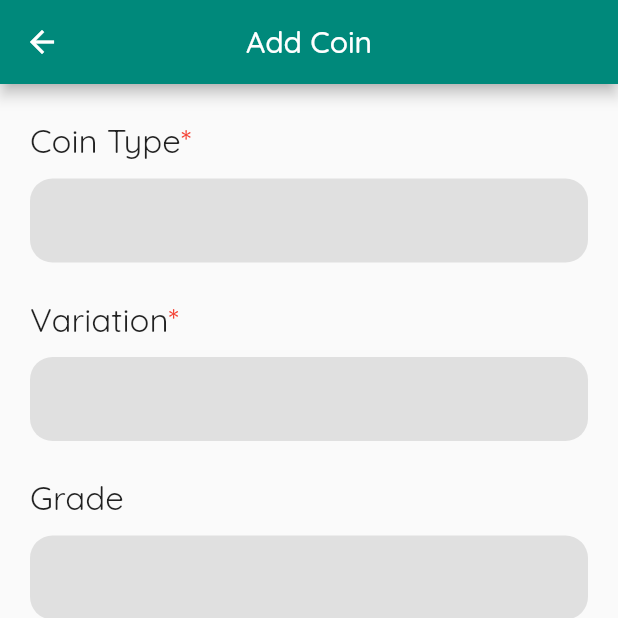
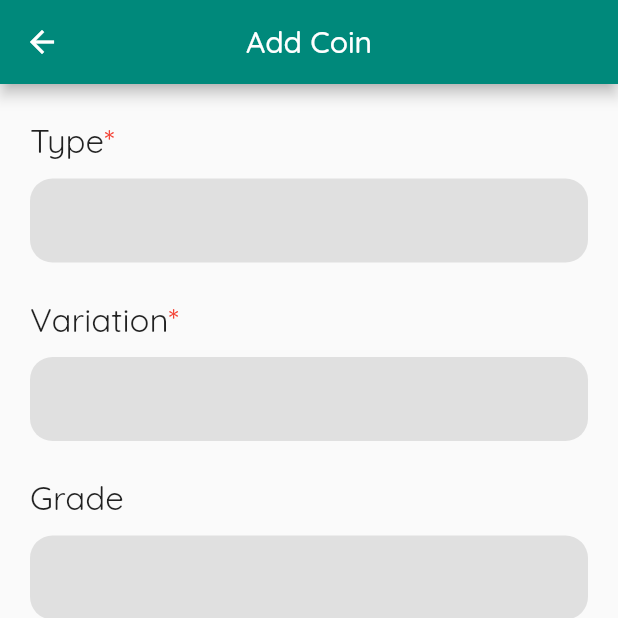
Before and after one commit to PScottZero/Numismatic, a Flutter app: the AddCoinView screen opened directly, after a tap on "Upload Images", on a phone screen of 412 x 824 dp, the top half of it. Run offline on Flutter 3.47's test engine with Material 2 defaults, Android fonts, the phone set to English and light mode, and no system bars; drawn by our look-alikes of flutter_typeahead; our stand-ins replace google_fonts, image_picker, pinch_zoom, shared_preferences, tuple; missing offline and left inert: flutter_keyboard_visibility_web, image_picker_for_web, shared_preferences_web, web_scraper; accounts and stored records are empty.

Commit message:
small changes

```diff
--- a/lib/components/image_selector.dart
+++ b/lib/components/image_selector.dart
@@ -5,7 +5,6 @@ import 'package:image_picker/image_picker.dart';
 import 'package:numismatic/components/rounded_button.dart';
 import 'package:numismatic/constants/view_constants.dart';
 import 'package:numismatic/model/coin_collection_model.dart';
-import 'package:permission_handler/permission_handler.dart';
 import 'package:provider/provider.dart';
 
 import 'deletable_image.dart';
@@ -35,7 +34,6 @@ class _ImageSelectorState extends State<ImageSelector> {
   }
 
   _addImage() async {
-    if (await Permission.photosAddOnly.request().isGranted) {
     var image = await ImagePicker().pickImage(source: ImageSource.gallery);
     if (image != null) {
       var base64 = base64Encode(await image.readAsBytes());
@@ -43,7 +41,6 @@ class _ImageSelectorState extends State<ImageSelector> {
         _images.add(base64);
         widget.callback(_images);
       });
-      }
     }
   }
 
--- a/lib/constants/view_constants.dart
+++ b/lib/constants/view_constants.dart
@@ -6,7 +6,7 @@ class ViewConstants {
   // colors
   static const colorCardTitle = Color(0x77000000);
   static final colorPrimary = Colors.teal[600]!;
-  static final colorPrimarySwatch = Colors.lightBlue;
+  static final colorPrimarySwatch = Colors.teal;
   static final colorSearchBar = Colors.teal[400]!;
   static const colorShadow = Color(0x77000000);
   static final colorWarning = Colors.red[400]!;
--- a/lib/views/add_coin_view.dart
+++ b/lib/views/add_coin_view.dart
@@ -196,7 +196,7 @@ class _AddCoinViewState extends State<AddCoinView> {
             padding: ViewConstants.paddingAllLarge,
             children: [
               AutocompleteInput(
-                label: 'Coin Type',
+                label: 'Type',
                 reference: _coin.type,
                 options: model.allCoinTypes,
                 decoration: ViewConstants.decorationInput(
--- a/pubspec.yaml
+++ b/pubspec.yaml
@@ -24,7 +24,6 @@ dependencies:
   tuple: ^2.0.0
   flutter_typeahead: ^3.2.0
   image_picker: ^0.8.3+3
-  permission_handler: ^8.1.4+2
   pinch_zoom: ^1.0.0
 
 dev_dependencies:
```
Also changed, not shown: assets/images/icon-foreground.png, assets/images/icon.png, 27 other files. Lines whose indentation alone changed are shown as unchanged.
